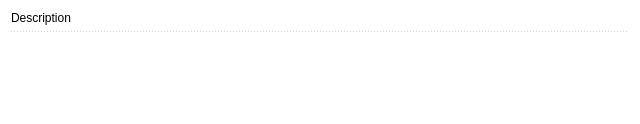
Qt form QuestionWidget.ui (L4D15/Test) before a commit.
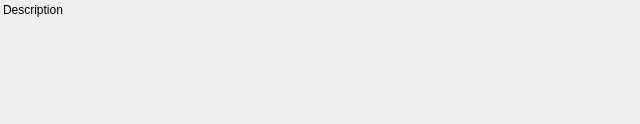
The same form after that commit.

Commit message: Implements question responses’ checking.

Diff of the .ui file:
```diff
--- a/QuestionWidget.ui
+++ b/QuestionWidget.ui
@@ -20,17 +20,23 @@
    <string>Form</string>
   </property>
   <property name="styleSheet">
-   <string notr="true">QWidget#QuestionWidget {
-	border-radius: 5px;
-	background-color: #fff;
-}
-
-QFrame#answersFrame {
+   <string notr="true">QFrame#answersFrame {
 	border: none;
-	border-top: 1px dashed #aaa;
 }</string>
   </property>
   <layout class="QGridLayout" name="gridLayout">
+   <property name="leftMargin">
+    <number>3</number>
+   </property>
+   <property name="topMargin">
+    <number>3</number>
+   </property>
+   <property name="rightMargin">
+    <number>3</number>
+   </property>
+   <property name="bottomMargin">
+    <number>3</number>
+   </property>
    <item row="1" column="0">
     <widget class="QFrame" name="answersFrame">
      <property name="sizePolicy">
@@ -49,6 +55,12 @@
       <property name="fieldGrowthPolicy">
        <enum>QFormLayout::FieldsStayAtSizeHint</enum>
       </property>
+      <property name="labelAlignment">
+       <set>Qt::AlignLeading|Qt::AlignLeft|Qt::AlignVCenter</set>
+      </property>
+      <property name="formAlignment">
+       <set>Qt::AlignLeading|Qt::AlignLeft|Qt::AlignTop</set>
+      </property>
      </layout>
     </widget>
    </item>
```
The commit also changes 4 other files.
